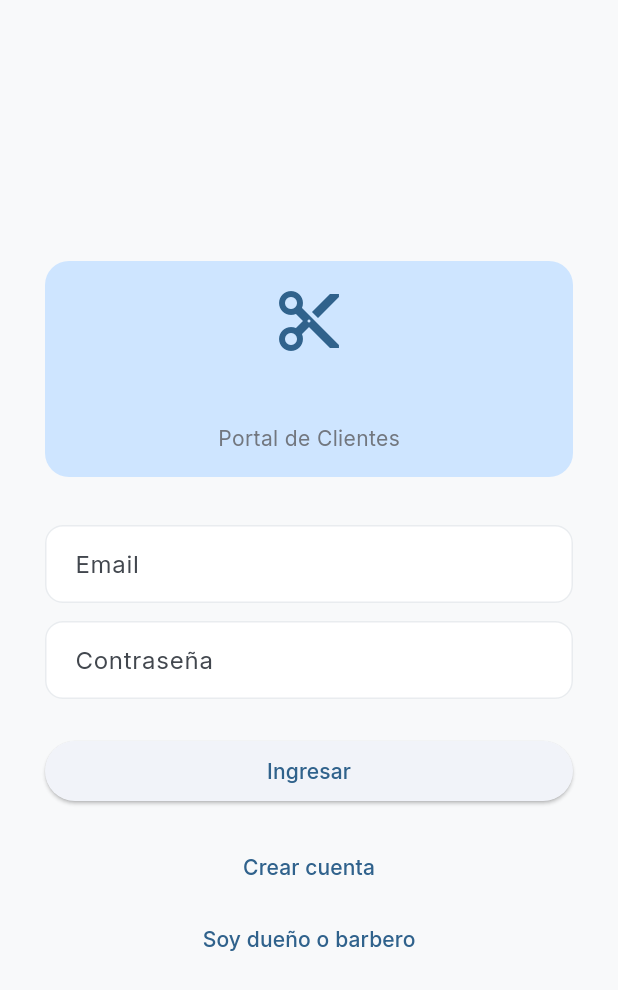
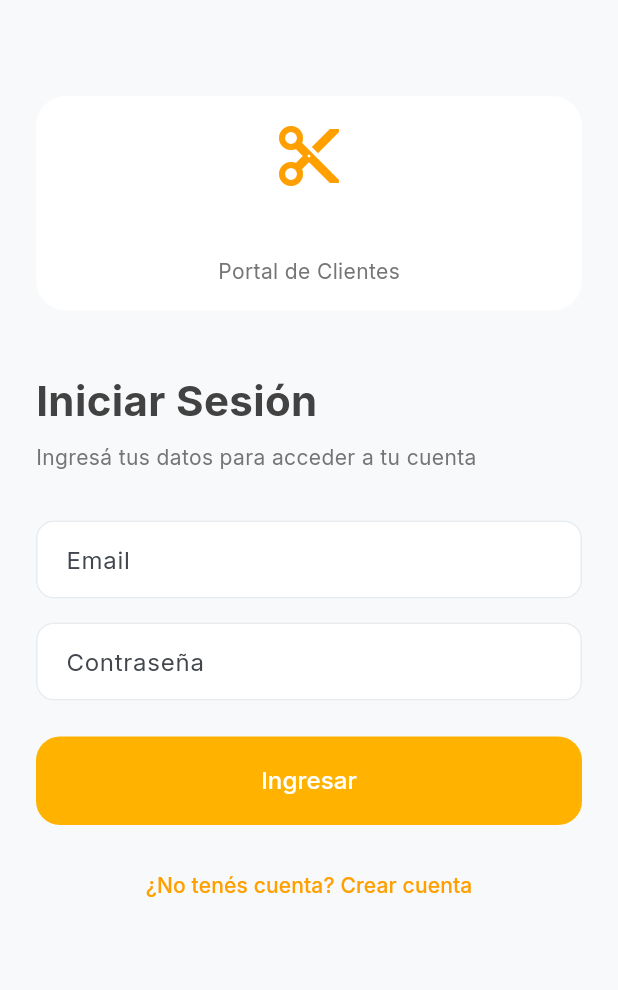
Before and after one commit to hector404nf/barberia-fidelizacion, a Flutter app: the _ClienteLoginForm widget shown alone on an empty page, opened directly with empty values, on a phone screen of 412 x 824 dp. Shown: the top 990 px of the screen. Run offline on Flutter 3.47's test engine with Material 3 defaults, Android fonts, the light colour scheme and no system bars; our stand-ins replace equatable, flutter_riverpod, go_router, google_fonts, phosphor_flutter, supabase_flutter and 1 more; accounts and stored records are empty; network calls fail.

Commit message:
feat(ui): rediseña todas las pantallas del portal de cliente con estilo elegante

```diff
--- a/lib/modules/auth/screens/cliente_login_screen.dart
+++ b/lib/modules/auth/screens/cliente_login_screen.dart
@@ -13,10 +13,11 @@ class ClienteLoginScreen extends ConsumerWidget {
     final barberiaAsync = ref.watch(barberiaPorSlugProvider(slug));
 
     return Scaffold(
+      backgroundColor: const Color(0xFFF5F3EF),
       body: barberiaAsync.when(
         data: (barberia) {
           if (barberia == null) {
-            return const _BarberiaNoEncontrada();
+            return const Center(child: Text('Barbería no encontrada'));
           }
           return _ClienteLoginForm(
             slug: slug,
@@ -24,54 +25,7 @@ class ClienteLoginScreen extends ConsumerWidget {
           );
         },
         loading: () => const Center(child: CircularProgressIndicator()),
-        error: (e, _) => Center(
-          child: Column(
-            mainAxisAlignment: MainAxisAlignment.center,
-            children: [
-              const Icon(Icons.error_outline, size: 48, color: Colors.red),
-              const SizedBox(height: 16),
-              Text('Error: $e'),
-            ],
-          ),
-        ),
-      ),
-    );
-  }
-}
-
-class _BarberiaNoEncontrada extends StatelessWidget {
-  const _BarberiaNoEncontrada();
-
-  @override
-  Widget build(BuildContext context) {
-    return Center(
-      child: ConstrainedBox(
-        constraints: const BoxConstraints(maxWidth: 400),
-        child: Padding(
-          padding: const EdgeInsets.all(24),
-          child: Column(
-            mainAxisAlignment: MainAxisAlignment.center,
-            children: [
-              const Icon(Icons.storefront_outlined, size: 64, color: Colors.grey),
-              const SizedBox(height: 16),
-              Text(
-                'Barbería no encontrada',
-                style: Theme.of(context).textTheme.headlineSmall,
-              ),
-              const SizedBox(height: 8),
-              Text(
-                'Verificá la URL o contactá al administrador de la barbería.',
-                textAlign: TextAlign.center,
-                style: TextStyle(color: Colors.grey.shade600),
-              ),
-              const SizedBox(height: 24),
-              ElevatedButton(
-                onPressed: () => context.go('/'),
-                child: const Text('Ir al inicio'),
-              ),
-            ],
-          ),
-        ),
+        error: (e, _) => Center(child: Text('Error: $e')),
       ),
     );
   }
@@ -94,13 +48,11 @@ class _ClienteLoginFormState extends ConsumerState<_ClienteLoginForm> {
 
   Future<void> _login() async {
     setState(() { _loading = true; _error = null; });
-
     try {
       await Supabase.instance.client.auth.signInWithPassword(
         email: _emailController.text.trim(),
         password: _passwordController.text,
       );
-
       if (mounted) context.go('/cliente');
     } on AuthException catch (e) {
       setState(() => _error = e.message);
@@ -120,78 +72,109 @@ class _ClienteLoginFormState extends ConsumerState<_ClienteLoginForm> {
 
   @override
   Widget build(BuildContext context) {
-    return Center(
-      child: ConstrainedBox(
-        constraints: const BoxConstraints(maxWidth: 400),
+    return SafeArea(
       child: Padding(
         padding: const EdgeInsets.all(24),
         child: Column(
-            mainAxisAlignment: MainAxisAlignment.center,
           crossAxisAlignment: CrossAxisAlignment.stretch,
           children: [
-              // Branding de la barbería
+            const SizedBox(height: 40),
+            // Logo
             Container(
               padding: const EdgeInsets.all(16),
               decoration: BoxDecoration(
-                  color: Theme.of(context).colorScheme.primaryContainer,
-                  borderRadius: BorderRadius.circular(16),
+                color: Colors.white,
+                borderRadius: BorderRadius.circular(20),
               ),
               child: Column(
                 children: [
-                    Icon(Icons.cut, size: 48, color: Theme.of(context).colorScheme.primary),
+                  Icon(Icons.cut, size: 48, color: Colors.amber.shade700),
                   const SizedBox(height: 8),
                   Text(
                     widget.barberiaNombre,
-                      style: Theme.of(context).textTheme.headlineSmall?.copyWith(
-                            fontWeight: FontWeight.bold,
-                          ),
+                    style: const TextStyle(fontSize: 22, fontWeight: FontWeight.bold),
                     textAlign: TextAlign.center,
                   ),
                   const SizedBox(height: 4),
                   Text(
                     'Portal de Clientes',
-                      style: TextStyle(
-                        color: Theme.of(context).colorScheme.outline,
-                      ),
+                    style: TextStyle(color: Colors.grey.shade600, fontSize: 14),
                   ),
                 ],
               ),
             ),
+            const SizedBox(height: 40),
+            Text(
+              'Iniciar Sesión',
+              style: TextStyle(
+                fontSize: 28,
+                fontWeight: FontWeight.bold,
+                color: Colors.grey.shade800,
+              ),
+            ),
+            const SizedBox(height: 8),
+            Text(
+              'Ingresá tus datos para acceder a tu cuenta',
+              style: TextStyle(color: Colors.grey.shade600),
+            ),
             const SizedBox(height: 32),
-
             TextField(
               controller: _emailController,
-                decoration: const InputDecoration(labelText: 'Email'),
+              decoration: InputDecoration(
+                labelText: 'Email',
+                filled: true,
+                fillColor: Colors.white,
+                border: OutlineInputBorder(
+                  borderRadius: BorderRadius.circular(16),
+                  borderSide: BorderSide.none,
+                ),
+              ),
               keyboardType: TextInputType.emailAddress,
             ),
-              const SizedBox(height: 12),
+            const SizedBox(height: 16),
             TextField(
               controller: _passwordController,
-                decoration: const InputDecoration(labelText: 'Contraseña'),
+              decoration: InputDecoration(
+                labelText: 'Contraseña',
+                filled: true,
+                fillColor: Colors.white,
+                border: OutlineInputBorder(
+                  borderRadius: BorderRadius.circular(16),
+                  borderSide: BorderSide.none,
+                ),
+              ),
               obscureText: true,
             ),
             if (_error != null) ...[
-                const SizedBox(height: 12),
-                Text(_error!, style: TextStyle(color: Theme.of(context).colorScheme.error)),
+              const SizedBox(height: 16),
+              Text(_error!, style: TextStyle(color: Colors.red.shade400)),
             ],
             const SizedBox(height: 24),
             ElevatedButton(
               onPressed: _loading ? null : _login,
+              style: ElevatedButton.styleFrom(
+                backgroundColor: Colors.amber.shade600,
+                foregroundColor: Colors.white,
+                padding: const EdgeInsets.symmetric(vertical: 18),
+                elevation: 0,
+                shape: RoundedRectangleBorder(borderRadius: BorderRadius.circular(16)),
+              ),
               child: _loading
-                    ? const SizedBox(height: 20, width: 20, child: CircularProgressIndicator(strokeWidth: 2))
-                    : const Text('Ingresar'),
+                  ? const SizedBox(height: 20, width: 20, child: CircularProgressIndicator(strokeWidth: 2, color: Colors.white))
+                  : const Text('Ingresar', style: TextStyle(fontSize: 16)),
             ),
             const SizedBox(height: 16),
-              TextButton(
+            Center(
+              child: TextButton(
                 onPressed: () => context.push('/b/${widget.slug}/registro'),
-                child: const Text('Crear cuenta'),
+                child: Text(
+                  '¿No tenés cuenta? Crear cuenta',
+                  style: TextStyle(color: Colors.amber.shade700),
                 ),
-              TextButton(
-                onPressed: () => context.go('/'),
-                child: const Text('Soy dueño o barbero'),
               ),
+            ),
+            const Spacer(),
           ],
-          ),
         ),
       ),
     );
```
Also changed, not shown: lib/modules/auth/screens/cliente_registro_screen.dart (+56 -42 lines), lib/modules/cliente_portal/screens/cliente_recompensas_screen.dart (+67 -28 lines), lib/modules/cliente_portal/screens/cliente_visitas_screen.dart (+63 -19 lines), lib/widgets/scaffold_cliente_nav.dart (+11 -5 lines). Lines whose indentation alone changed are shown as unchanged.
